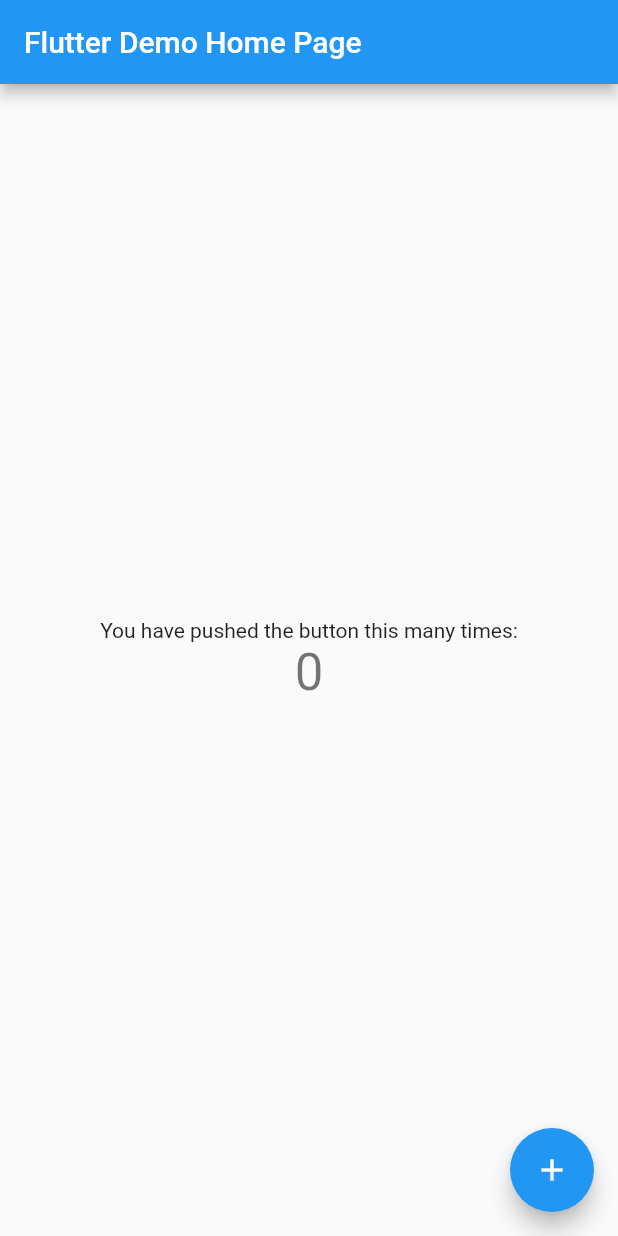
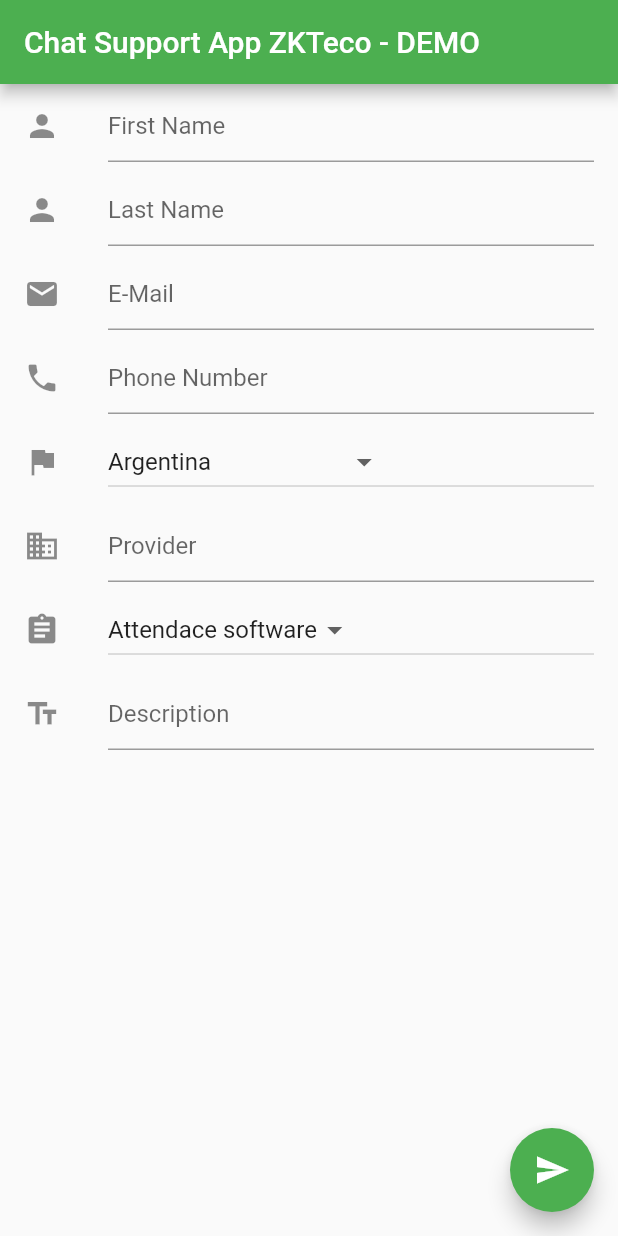
Before and after one commit to martiasG/futter-alpha-support-app-4-zkteco, a Flutter app: the screen it shows after launch, on a phone screen of 412 x 824 dp. Run offline on Flutter 3.47's test engine with Material 2 defaults, Android fonts, the phone set to English and light mode, and no system bars.

Commit message:
support form

```diff
--- a/lib/main.dart
+++ b/lib/main.dart
@@ -7,7 +7,7 @@ class MyApp extends StatelessWidget {
   @override
   Widget build(BuildContext context) {
     return new MaterialApp(
-      title: 'Flutter Demo',
+      title: 'Support App ZKTeco DEMO',
       theme: new ThemeData(
         // This is the theme of your application.
         //
@@ -17,9 +17,9 @@ class MyApp extends StatelessWidget {
         // "hot reload" (press "r" in the console where you ran "flutter run",
         // or press Run > Flutter Hot Reload in IntelliJ). Notice that the
         // counter didn't reset back to zero; the application is not restarted.
-        primarySwatch: Colors.blue,
+        primarySwatch: Colors.green,
       ),
-      home: new MyHomePage(title: 'Flutter Demo Home Page'),
+      home: new MyHomePage(title: 'Chat Support App ZKTeco - DEMO'),
     );
   }
 }
@@ -65,6 +65,7 @@ class _MyHomePageState extends State<MyHomePage> {
     // fast, so that you can just rebuild anything that needs updating rather
     // than having to individually change instances of widgets.
     return new Scaffold(
+        resizeToAvoidBottomPadding: false,
       appBar: new AppBar(
         // Here we take the value from the MyHomePage object that was created by
         // the App.build method, and use it to set our appbar title.
@@ -87,22 +88,93 @@ class _MyHomePageState extends State<MyHomePage> {
           // center the children vertically; the main axis here is the vertical
           // axis because Columns are vertical (the cross axis would be
           // horizontal).
-          mainAxisAlignment: MainAxisAlignment.center,
+          crossAxisAlignment: CrossAxisAlignment.center,
+          mainAxisAlignment: MainAxisAlignment.start,
           children: <Widget>[
-            new Text(
-              'You have pushed the button this many times:',
+            new ListTile(
+              leading: const Icon(Icons.person),
+              title: new TextField(
+                decoration: new InputDecoration(
+                  hintText: "First Name",
+                ),
+              ),
             ),
-            new Text(
-              '$_counter',
-              style: Theme.of(context).textTheme.display1,
+            new ListTile(
+              leading: const Icon(Icons.person),
+              title: new TextField(
+                decoration: new InputDecoration(
+                  hintText: "Last Name",
+                ),
+              ),
+            ),
+            new ListTile(
+              leading: const Icon(Icons.email),
+              title: new TextField(
+                decoration: new InputDecoration(
+                  hintText: "E-Mail",
+                ),
+              ),
+            ),
+            new ListTile(
+              leading: const Icon(Icons.phone),
+              title: new TextField(
+                decoration: new InputDecoration(
+                    hintText: "Phone Number",
+                ),
+              ),
+            ),
+            new ListTile(
+              leading: const Icon(Icons.flag),
+              title: new DropdownButton<String>(
+                  value:'Argentina',
+                  hint: new Text('Select a country'),
+                  items: <String>['Argentina', 'Brazil', 'Republica Dominicana', 'Chile', 'Uruguay', 'Mexico'].map((String value) {
+                    return new DropdownMenuItem<String>(
+                      value: value,
+                      child: new Text(value),
+                    );
+                  }).toList(),
+                  onChanged: (_) {}
+              ),
+            ),
+            new ListTile(
+              leading: const Icon(Icons.business),
+              title: new TextField(
+                decoration: new InputDecoration(
+                  hintText: "Provider",
+                ),
+              ),
+            ),
+            new ListTile(
+              leading: const Icon(Icons.assignment),
+              title: new DropdownButton<String>(
+                  value:'Attendace software',
+                  hint: new Text('Select a reason'),
+                  items: <String>['Hardware', 'Firmware', 'Attendace software'].map((String value) {
+                    return new DropdownMenuItem<String>(
+                      value: value,
+                      child: new Text(value),
+                    );
+                  }).toList(),
+                  onChanged: (_) {}
+              ),
+            ),
+            new ListTile(
+              leading: const Icon(Icons.text_fields),
+              title: new TextField(
+                decoration: new InputDecoration(
+                  hintText: "Description",
+                ),
+              ),
             ),
           ],
         ),
       ),
+
       floatingActionButton: new FloatingActionButton(
         onPressed: _incrementCounter,
-        tooltip: 'Increment',
-        child: new Icon(Icons.add),
+        tooltip: 'New Question',
+        child: new Icon(Icons.send),
       ), // This trailing comma makes auto-formatting nicer for build methods.
     );
   }
```
Also changed, not shown: 3 other files.
